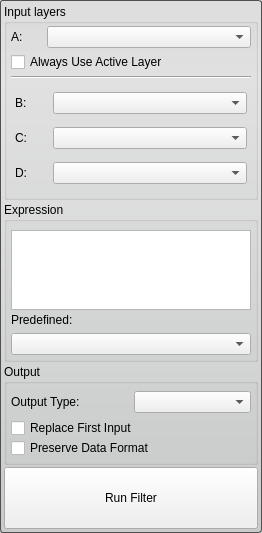
First picture: the form in src/Interface/ToolInterface/ArithmeticFilterInterface.ui, repository SCIInstitute/Seg3D, before the edit.
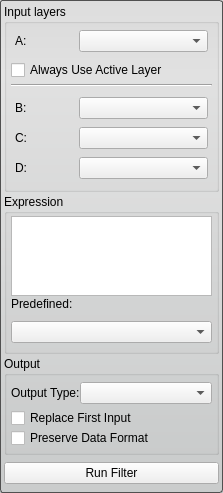
Second picture: the form after the edit.

What changed in the file:
```diff
--- a/src/Interface/ToolInterface/ArithmeticFilterInterface.ui
+++ b/src/Interface/ToolInterface/ArithmeticFilterInterface.ui
@@ -6,8 +6,8 @@
    <rect>
     <x>0</x>
     <y>0</y>
-    <width>262</width>
-    <height>533</height>
+    <width>223</width>
+    <height>471</height>
    </rect>
   </property>
   <property name="windowTitle">
@@ -49,21 +49,31 @@
        <number>4</number>
       </property>
       <item>
-       <layout class="QHBoxLayout" name="horizontalLayout_7">
+       <widget class="QWidget" name="widget_8" native="true">
+        <property name="minimumSize">
+         <size>
+          <width>0</width>
+          <height>30</height>
+         </size>
+        </property>
+        <layout class="QHBoxLayout" name="horizontalLayout_5" stretch="1,2">
+         <property name="spacing">
+          <number>0</number>
+         </property>
+         <property name="leftMargin">
+          <number>4</number>
+         </property>
+         <property name="topMargin">
+          <number>0</number>
+         </property>
+         <property name="rightMargin">
+          <number>4</number>
+         </property>
+         <property name="bottomMargin">
+          <number>0</number>
+         </property>
         <item>
          <widget class="QLabel" name="label_8">
-          <property name="sizePolicy">
-           <sizepolicy hsizetype="Fixed" vsizetype="Preferred">
-            <horstretch>0</horstretch>
-            <verstretch>0</verstretch>
-           </sizepolicy>
-          </property>
-          <property name="minimumSize">
-           <size>
-            <width>32</width>
-            <height>0</height>
-           </size>
-          </property>
           <property name="text">
            <string>A:</string>
           </property>
@@ -80,7 +90,23 @@
          </widget>
         </item>
        </layout>
+       </widget>
       </item>
+      <item>
+       <widget class="QWidget" name="widget_10" native="true">
+        <property name="minimumSize">
+         <size>
+          <width>0</width>
+          <height>20</height>
+         </size>
+        </property>
+        <layout class="QHBoxLayout" name="horizontalLayout_7">
+         <property name="spacing">
+          <number>0</number>
+         </property>
+         <property name="margin">
+          <number>0</number>
+         </property>
       <item>
        <widget class="QCheckBox" name="use_active_layer_">
         <property name="minimumSize">
@@ -94,6 +120,9 @@
         </property>
        </widget>
       </item>
+        </layout>
+       </widget>
+      </item>
       <item>
        <widget class="Line" name="line">
         <property name="orientation">
@@ -103,13 +132,10 @@
       </item>
       <item>
        <widget class="QWidget" name="widget_2" native="true">
-        <property name="minimumSize">
-         <size>
-          <width>0</width>
-          <height>110</height>
-         </size>
-        </property>
         <layout class="QVBoxLayout" name="verticalLayout_6">
+         <property name="spacing">
+          <number>0</number>
+         </property>
          <property name="leftMargin">
           <number>4</number>
          </property>
@@ -123,103 +149,88 @@
           <number>2</number>
          </property>
          <item>
-          <layout class="QHBoxLayout" name="horizontalLayout_5">
+          <widget class="QWidget" name="widget_5" native="true">
+           <property name="minimumSize">
+            <size>
+             <width>0</width>
+             <height>30</height>
+            </size>
+           </property>
+           <layout class="QHBoxLayout" name="horizontalLayout_2" stretch="1,2">
+            <property name="spacing">
+             <number>0</number>
+            </property>
+            <property name="margin">
+             <number>0</number>
+            </property>
            <item>
             <widget class="QLabel" name="label_7">
-             <property name="sizePolicy">
-              <sizepolicy hsizetype="Fixed" vsizetype="Preferred">
-               <horstretch>0</horstretch>
-               <verstretch>0</verstretch>
-              </sizepolicy>
-             </property>
-             <property name="minimumSize">
-              <size>
-               <width>32</width>
-               <height>0</height>
-              </size>
-             </property>
              <property name="text">
               <string>B:</string>
              </property>
             </widget>
            </item>
            <item>
-            <widget class="QComboBox" name="input_b_">
-             <property name="sizePolicy">
-              <sizepolicy hsizetype="Ignored" vsizetype="Fixed">
-               <horstretch>0</horstretch>
-               <verstretch>0</verstretch>
-              </sizepolicy>
-             </property>
-            </widget>
-           </item>
-          </layout>
+             <widget class="QComboBox" name="input_b_"/>
+            </item>
+           </layout>
+          </widget>
          </item>
          <item>
-          <layout class="QHBoxLayout" name="horizontalLayout_8">
+          <widget class="QWidget" name="widget_6" native="true">
+           <property name="minimumSize">
+            <size>
+             <width>0</width>
+             <height>30</height>
+            </size>
+           </property>
+           <layout class="QHBoxLayout" name="horizontalLayout_4" stretch="1,2">
+            <property name="spacing">
+             <number>0</number>
+            </property>
+            <property name="margin">
+             <number>0</number>
+            </property>
            <item>
             <widget class="QLabel" name="label_9">
-             <property name="sizePolicy">
-              <sizepolicy hsizetype="Fixed" vsizetype="Preferred">
-               <horstretch>0</horstretch>
-               <verstretch>0</verstretch>
-              </sizepolicy>
-             </property>
-             <property name="minimumSize">
-              <size>
-               <width>32</width>
-               <height>0</height>
-              </size>
-             </property>
              <property name="text">
               <string>C:</string>
              </property>
             </widget>
            </item>
            <item>
-            <widget class="QComboBox" name="input_c_">
-             <property name="sizePolicy">
-              <sizepolicy hsizetype="Ignored" vsizetype="Fixed">
-               <horstretch>0</horstretch>
-               <verstretch>0</verstretch>
-              </sizepolicy>
-             </property>
-            </widget>
-           </item>
-          </layout>
+             <widget class="QComboBox" name="input_c_"/>
+            </item>
+           </layout>
+          </widget>
          </item>
          <item>
-          <layout class="QHBoxLayout" name="horizontalLayout_6">
+          <widget class="QWidget" name="widget_7" native="true">
+           <property name="minimumSize">
+            <size>
+             <width>0</width>
+             <height>30</height>
+            </size>
+           </property>
+           <layout class="QHBoxLayout" name="horizontalLayout_9" stretch="1,2">
+            <property name="spacing">
+             <number>0</number>
+            </property>
+            <property name="margin">
+             <number>0</number>
+            </property>
            <item>
             <widget class="QLabel" name="label_6">
-             <property name="sizePolicy">
-              <sizepolicy hsizetype="Fixed" vsizetype="Preferred">
-               <horstretch>0</horstretch>
-               <verstretch>0</verstretch>
-              </sizepolicy>
-             </property>
-             <property name="minimumSize">
-              <size>
-               <width>32</width>
-               <height>0</height>
-              </size>
-             </property>
              <property name="text">
               <string>D:</string>
              </property>
             </widget>
            </item>
            <item>
-            <widget class="QComboBox" name="input_d_">
-             <property name="sizePolicy">
-              <sizepolicy hsizetype="Ignored" vsizetype="Fixed">
-               <horstretch>0</horstretch>
-               <verstretch>0</verstretch>
-              </sizepolicy>
-             </property>
-            </widget>
-           </item>
-          </layout>
+             <widget class="QComboBox" name="input_d_"/>
+            </item>
+           </layout>
+          </widget>
          </item>
         </layout>
        </widget>
@@ -257,21 +268,6 @@
       <property name="bottomMargin">
        <number>4</number>
       </property>
-      <item>
-       <widget class="QWidget" name="widget_3" native="true">
-        <property name="sizePolicy">
-         <sizepolicy hsizetype="Fixed" vsizetype="Preferred">
-          <horstretch>0</horstretch>
-          <verstretch>0</verstretch>
-         </sizepolicy>
-        </property>
-        <layout class="QVBoxLayout" name="verticalLayout_3">
-         <property name="margin">
-          <number>0</number>
-         </property>
-        </layout>
-       </widget>
-      </item>
       <item>
        <widget class="QPlainTextEdit" name="expressions_">
         <property name="sizePolicy">
@@ -296,11 +292,29 @@
        </widget>
       </item>
       <item>
+       <widget class="QWidget" name="widget_9" native="true">
+        <property name="minimumSize">
+         <size>
+          <width>0</width>
+          <height>30</height>
+         </size>
+        </property>
+        <layout class="QHBoxLayout" name="horizontalLayout_6">
+         <property name="spacing">
+          <number>0</number>
+         </property>
+         <property name="margin">
+          <number>0</number>
+         </property>
+         <item>
        <widget class="QComboBox" name="predefined_expressions_"/>
       </item>
      </layout>
     </widget>
    </item>
+     </layout>
+    </widget>
+   </item>
    <item>
     <widget class="QGroupBox" name="groupBox_2">
      <property name="title">
@@ -327,10 +341,13 @@
         <property name="minimumSize">
          <size>
           <width>0</width>
-          <height>32</height>
+          <height>30</height>
          </size>
         </property>
-        <layout class="QHBoxLayout" name="horizontalLayout_3">
+        <layout class="QHBoxLayout" name="horizontalLayout_3" stretch="1,2">
+         <property name="spacing">
+          <number>0</number>
+         </property>
          <property name="margin">
           <number>0</number>
          </property>
@@ -365,21 +382,29 @@
     </widget>
    </item>
    <item>
-    <layout class="QVBoxLayout" name="verticalLayout_5">
+    <widget class="QWidget" name="widget" native="true">
+     <property name="minimumSize">
+      <size>
+       <width>0</width>
+       <height>32</height>
+      </size>
+     </property>
+     <layout class="QHBoxLayout" name="horizontalLayout">
+      <property name="spacing">
+       <number>0</number>
+      </property>
+      <property name="margin">
+       <number>0</number>
+      </property>
      <item>
       <widget class="QPushButton" name="runFilterButton">
-       <property name="sizePolicy">
-        <sizepolicy hsizetype="Minimum" vsizetype="Preferred">
-         <horstretch>0</horstretch>
-         <verstretch>0</verstretch>
-        </sizepolicy>
-       </property>
        <property name="text">
         <string>Run Filter</string>
        </property>
       </widget>
      </item>
     </layout>
+    </widget>
    </item>
   </layout>
  </widget>
```
Lines whose indentation alone changed are shown as unchanged.
